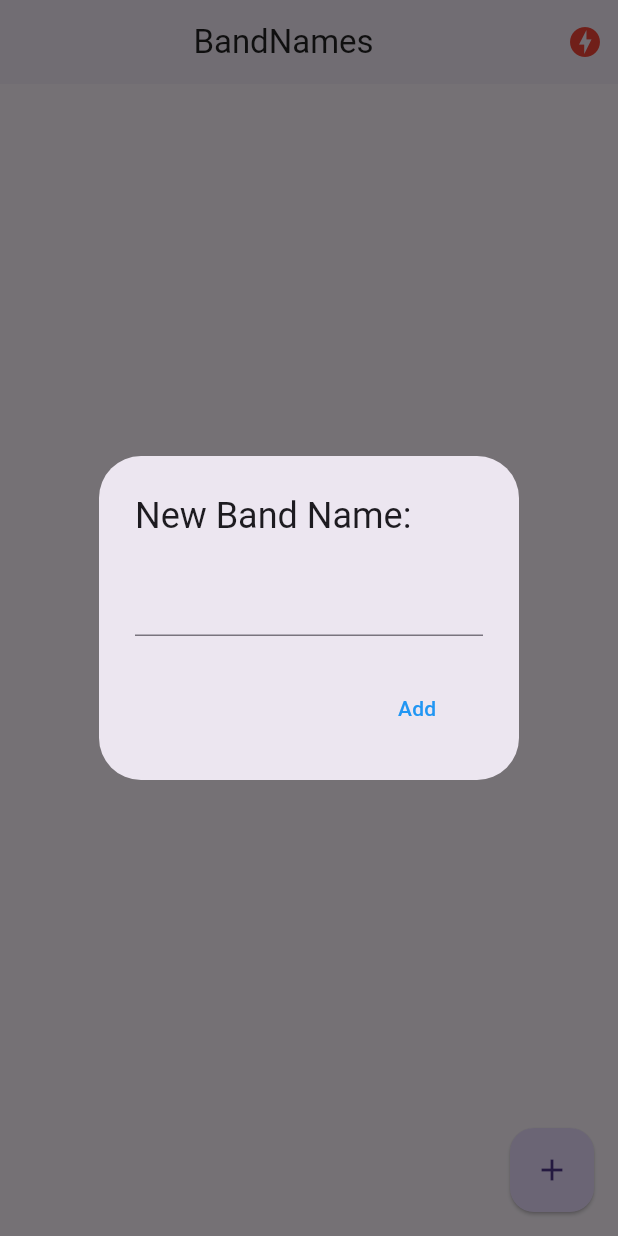
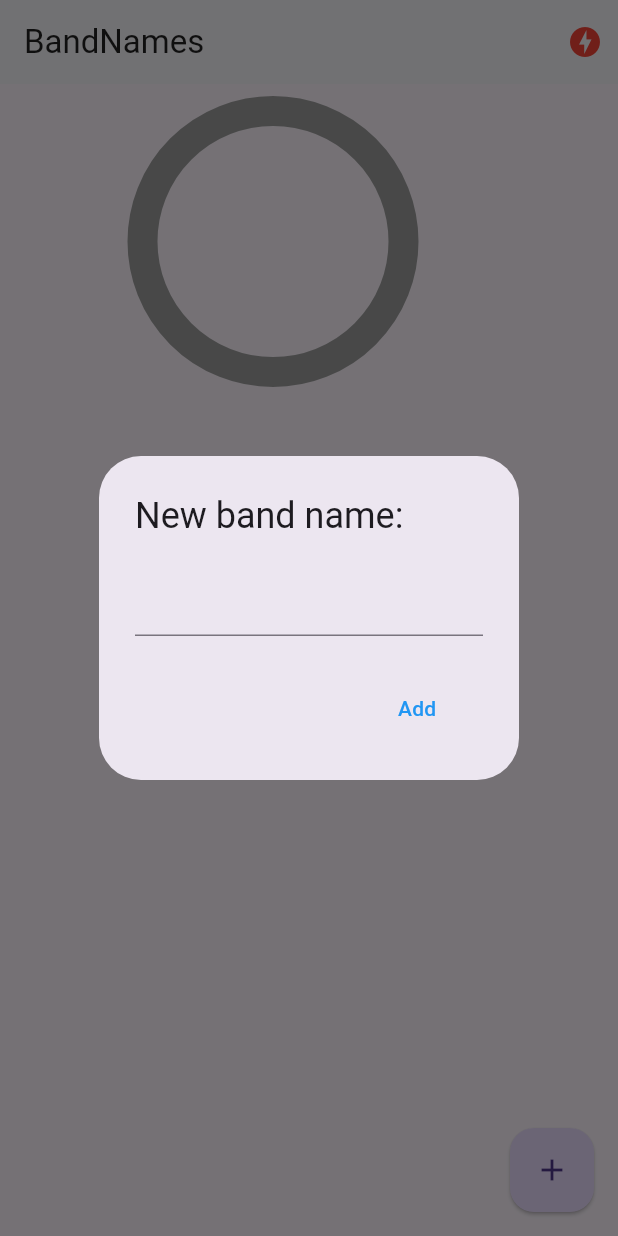
Before and after one commit to daniel54841/curso_avanzado_flutter, a Flutter app: the screen it shows after launch, after a tap on the "add" icon, on a phone screen of 412 x 824 dp. Run offline on Flutter 3.47's test engine with Material 3 defaults, Android fonts, the phone set to English and light mode, and no system bars; drawn by our look-alikes of pie_chart; our stand-ins replace socket_io_client; network calls fail.

Commit message:
Fin seccion 4
Funcional todo

```diff
--- a/lib/main.dart
+++ b/lib/main.dart
@@ -23,7 +23,7 @@ class MyApp extends StatelessWidget {
         title: 'Material App',
         initialRoute: 'home',
         routes: {
-          'home': (_) => const HomePage(),
+          'home': (_) => HomePage(),
           "status": (_) => const StatusPage(),
         },
       ),
--- a/lib/pages/home.dart
+++ b/lib/pages/home.dart
@@ -1,146 +1,129 @@
 import 'dart:io';
 
+import 'package:flutter/cupertino.dart';
 import 'package:flutter/material.dart';
+import 'package:pie_chart/pie_chart.dart';
 import 'package:provider/provider.dart';
 
 import '../models/band.dart';
 import '../services/socket_services.dart';
 
 class HomePage extends StatefulWidget {
-  const HomePage({Key? key}) : super(key: key);
-
   @override
-  State<HomePage> createState() => _HomePageState();
+  _HomePageState createState() => _HomePageState();
 }
 
 class _HomePageState extends State<HomePage> {
   List<Band> bands = [];
+
   @override
   void initState() {
     final socketService = Provider.of<SocketService>(context, listen: false);
-    socketService.socket.on("active-bands", (payload) {
-      bands = (payload as List).map((band) => Band.fromMap(band)).toList();
-    });
+
+    socketService.socket.on('active-bands', _handleActiveBands);
+    super.initState();
+  }
+
+  _handleActiveBands(dynamic payload) {
+    this.bands = (payload as List).map((band) => Band.fromMap(band)).toList();
+
     setState(() {});
-    super.initState();
   }
 
   @override
   void dispose() {
     final socketService = Provider.of<SocketService>(context, listen: false);
-    socketService.socket.off("active-bands");
+    socketService.socket.off('active-bands');
     super.dispose();
   }
 
   @override
   Widget build(BuildContext context) {
     final socketService = Provider.of<SocketService>(context);
+
     return Scaffold(
       appBar: AppBar(
+        title: Text('BandNames', style: TextStyle(color: Colors.black87)),
+        backgroundColor: Colors.white,
         elevation: 1,
-        actions: [
+        actions: <Widget>[
           Container(
-            margin: const EdgeInsets.only(right: 10),
-            child: socketService.serverStatus == ServerStatus.online
-                ? Icon(
-                    Icons.check_circle,
-                    color: Colors.blue[300],
-                  )
-                : const Icon(
-                    Icons.offline_bolt,
-                    color: Colors.red,
-                  ),
+            margin: EdgeInsets.only(right: 10),
+            child: (socketService.serverStatus == ServerStatus.online)
+                ? Icon(Icons.check_circle, color: Colors.blue[300])
+                : Icon(Icons.offline_bolt, color: Colors.red),
           )
         ],
-        title: const Center(
-          child: Text(
-            'BandNames',
-            style: TextStyle(color: Colors.black87),
       ),
+      body: Column(
+        children: <Widget>[
+          _showGraph(),
+          Expanded(
+            child: ListView.builder(itemCount: bands.length, itemBuilder: (context, i) => _bandTile(bands[i])),
+          )
+        ],
       ),
-      ),
-      body: ListView.builder(
-        itemCount: bands.length,
-        itemBuilder: (context, index) {
-          return _bandTile(bands[index]);
-        },
-      ),
-      floatingActionButton: FloatingActionButton(
-        elevation: 1,
-        onPressed: addNewBand,
-        child: const Icon(Icons.add),
-      ),
+      floatingActionButton: FloatingActionButton(child: Icon(Icons.add), elevation: 1, onPressed: addNewBand),
     );
   }
 
   Widget _bandTile(Band band) {
     final socketService = Provider.of<SocketService>(context, listen: false);
+
     return Dismissible(
       key: Key(band.id!),
-      direction: DismissDirection.startToEnd, //betar lado para eliminar
-      onDismissed: (direction) {
-        deleteBand(band);
-      },
-
+      direction: DismissDirection.startToEnd,
+      onDismissed: (_) => socketService.socket.emit('delete-band', {'id': band.id}),
       background: Container(
+          padding: EdgeInsets.only(left: 8.0),
           color: Colors.red,
-        padding: const EdgeInsets.only(left: 8.0),
-        child: const Align(
+          child: Align(
             alignment: Alignment.centerLeft,
-          child: Text(
-            "Delete Band",
-            style: TextStyle(color: Colors.white),
-          ),
-        ),
-      ),
+            child: Text('Delete Band', style: TextStyle(color: Colors.white)),
+          )),
       child: ListTile(
         leading: CircleAvatar(
           backgroundColor: Colors.blue[100],
-          child: Text(
-            band.name!.substring(0, 2),
-          ),
+          child: Text(band.name!.substring(0, 2)),
         ),
         title: Text(band.name!),
-        trailing: Text(
-          "${band.votes}",
-          style: const TextStyle(fontSize: 20),
-        ),
-        onTap: () {
-          socketService.socket.emit("vote-band", {"id": band.id});
-        },
+        trailing: Text('${band.votes}', style: const TextStyle(fontSize: 20)),
+        onTap: () => socketService.socket.emit('vote-band', {'id': band.id}),
       ),
     );
   }
 
-  deleteBand(Band band) {
-    final socketService = Provider.of<SocketService>(context, listen: false);
-    socketService.socket.emit('delete-band', {'name': band.name, "votes": band.votes, "id": band.id});
-  }
-
   addNewBand() {
-    final textController = TextEditingController();
+    final textController = new TextEditingController();
 
     if (Platform.isAndroid) {
-      showDialog(
+      // Android
+      return showDialog(
           context: context,
-        builder: (context) {
-          return AlertDialog(
-            title: const Text("New Band Name: "),
+          builder: (_) => AlertDialog(
+                title: Text('New band name:'),
                 content: TextField(
                   controller: textController,
                 ),
-            actions: [
+                actions: <Widget>[
                   MaterialButton(
-                elevation: 5,
-                textColor: Colors.blue,
-                onPressed: () => addBandToList(textController.text),
-                child: const Text("Add"),
+                      child: Text('Add'), elevation: 5, textColor: Colors.blue, onPressed: () => addBandToList(textController.text))
+                ],
+              ));
+    }
+
+    showCupertinoDialog(
+        context: context,
+        builder: (_) => CupertinoAlertDialog(
+              title: Text('New band name:'),
+              content: CupertinoTextField(
+                controller: textController,
               ),
+              actions: <Widget>[
+                CupertinoDialogAction(isDefaultAction: true, child: Text('Add'), onPressed: () => addBandToList(textController.text)),
+                CupertinoDialogAction(isDestructiveAction: true, child: Text('Dismiss'), onPressed: () => Navigator.pop(context))
               ],
-          );
-        },
-      );
-    }
+            ));
   }
 
   void addBandToList(String name) {
@@ -148,6 +131,35 @@ class _HomePageState extends State<HomePage> {
       final socketService = Provider.of<SocketService>(context, listen: false);
       socketService.socket.emit('add-band', {'name': name});
     }
-    Navigator.pop(context); //cerrar el dialogo
+
+    Navigator.pop(context);
+  }
+
+  // Mostrar gráfica
+  Widget _showGraph() {
+    Map<String, double> dataMap = new Map();
+    // dataMap.putIfAbsent('Flutter', () => 5);
+    bands.forEach((Band band) {
+      dataMap.putIfAbsent(band.name!, () => band.votes!.toDouble());
+    });
+
+    final List<Color?> colorList = [
+      Colors.blue[50],
+      Colors.blue[200],
+      Colors.pink[50],
+      Colors.pink[200],
+      Colors.yellow[50],
+      Colors.yellow[200],
+    ];
+
+    return Container(
+        padding: EdgeInsets.only(top: 10),
+        width: double.infinity,
+        height: 200,
+        child: PieChart(
+          dataMap: dataMap,
+          animationDuration: Duration(milliseconds: 800),
+          chartType: ChartType.ring,
+        ));
   }
 }
--- a/pubspec.yaml
+++ b/pubspec.yaml
@@ -37,6 +37,7 @@ dependencies:
   cupertino_icons: ^1.0.2
   socket_io_client: ^2.0.3+1
   provider: 6.0.2
+  pie_chart: ^5.4.0
 
 dev_dependencies:
   flutter_test:
```
Also changed, not shown: pubspec.lock. Lines whose indentation alone changed are shown as unchanged.
